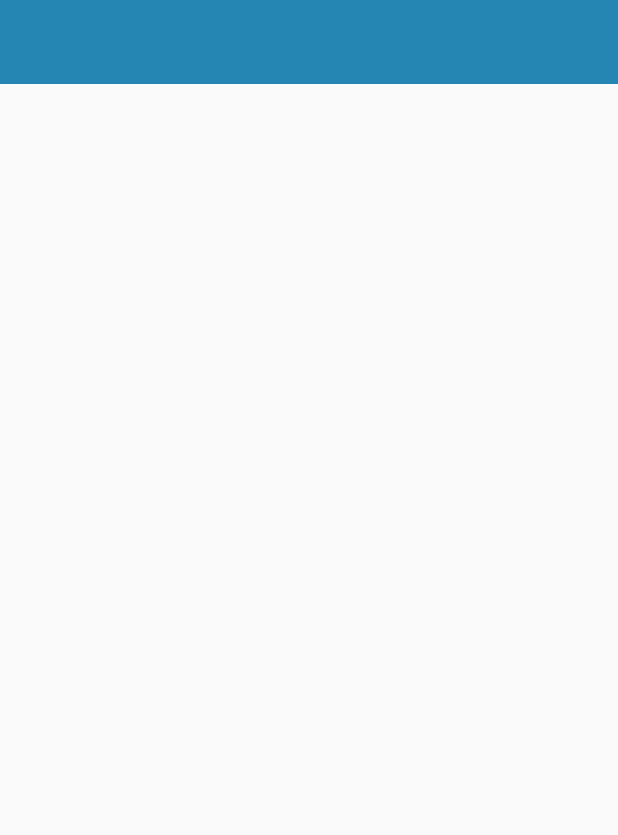
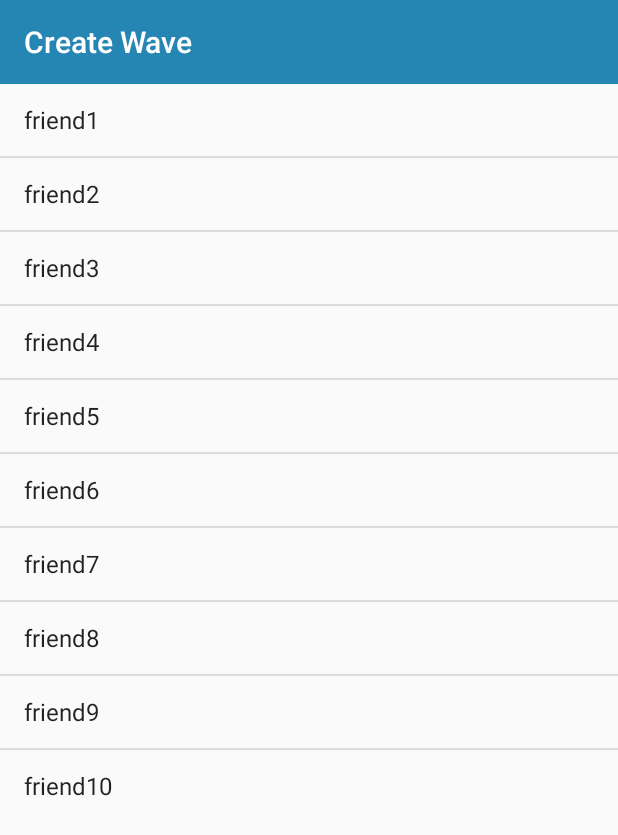
Before and after one commit to TinTin911/android-wave, an Android app: the NewWaveActivity screen opened directly, with no data from a screen before it, on a phone screen of 412 x 824 dp. Shown: the top 835 px of the screen. Run offline under Robolectric (Android 15) with nearby library versions, the phone set to English and light mode, and no system bars.

Commit message:
Updating the ListView in NewWave activity

```diff
--- a/app/src/main/java/app/android/box/waveprotocol/org/androidwave/activities/NewWaveActivity.java
+++ b/app/src/main/java/app/android/box/waveprotocol/org/androidwave/activities/NewWaveActivity.java
@@ -20,6 +20,9 @@
 package app.android.box.waveprotocol.org.androidwave.activities;
 
 import android.os.Bundle;
+import android.support.v4.app.Fragment;
+import android.support.v4.app.FragmentManager;
+import android.support.v4.app.FragmentTransaction;
 import android.support.v7.app.AppCompatActivity;
 import android.support.v7.widget.Toolbar;
 import android.view.Menu;
@@ -28,6 +31,7 @@ import app.android.box.waveprotocol.org.androidwave.R;
 
 public class NewWaveActivity extends AppCompatActivity{
     private Toolbar mToolbar;
+
     @Override
     protected void onCreate(Bundle savedInstanceState) {
         super.onCreate(savedInstanceState);
@@ -37,6 +41,22 @@ public class NewWaveActivity extends AppCompatActivity{
 
         setSupportActionBar(mToolbar);
         getSupportActionBar().setDisplayShowHomeEnabled(true);
+
+        Fragment fragment = null;
+        String title = getString(R.string.app_name);
+
+                fragment = new NewWaveFragment();
+                title = getString(R.string.new_wave_name);
+
+        if (fragment != null) {
+            FragmentManager fragmentManager = getSupportFragmentManager();
+            FragmentTransaction fragmentTransaction = fragmentManager.beginTransaction();
+            fragmentTransaction.replace(R.id.container_body_newWave, fragment);
+            fragmentTransaction.commit();
+
+            // set the toolbar title
+            getSupportActionBar().setTitle(title);
+        }
     }
 
 //
--- /dev/null
+++ b/app/src/main/java/app/android/box/waveprotocol/org/androidwave/activities/NewWaveFragment.java
@@ -0,0 +1,57 @@
+package app.android.box.waveprotocol.org.androidwave.activities;
+
+/**
+ * Created by Ravi on 29/07/15.
+ */
+import android.app.Activity;
+import android.content.Intent;
+import android.os.Bundle;
+import android.support.design.widget.FloatingActionButton;
+import android.support.v4.app.ListFragment;
+import android.view.LayoutInflater;
+import android.view.View;
+import android.view.ViewGroup;
+import android.widget.ArrayAdapter;
+
+import app.android.box.waveprotocol.org.androidwave.R;
+
+
+public class NewWaveFragment extends ListFragment {
+
+
+
+    public NewWaveFragment() {
+        // Required empty public constructor
+    }
+
+    @Override
+    public void onCreate(Bundle savedInstanceState) {
+        super.onCreate(savedInstanceState);
+
+        String[] values = new String[] { "friend1", "friend2", "friend3",
+                "friend4", "friend5", "friend6", "friend7", "friend8",
+                "friend9", "friend10" };
+        ArrayAdapter<String> adapter = new ArrayAdapter<String>(getActivity(),
+                android.R.layout.simple_list_item_1, values);
+        setListAdapter(adapter);
+
+    }
+
+    @Override
+    public View onCreateView(LayoutInflater inflater, ViewGroup container,
+                             Bundle savedInstanceState) {
+        View rootView = inflater.inflate(R.layout.fragment_new_wave, container, false);
+        // Inflate the layout for this fragment
+        return rootView;
+    }
+
+    @Override
+    public void onAttach(Activity activity) {
+        super.onAttach(activity);
+    }
+
+    @Override
+    public void onDetach() {
+        super.onDetach();
+    }
+}
--- a/app/src/main/res/layout/activity_new_wave.xml
+++ b/app/src/main/res/layout/activity_new_wave.xml
@@ -21,7 +21,7 @@
         </LinearLayout>
 
         <FrameLayout
-            android:id="@+id/container_body"
+            android:id="@+id/container_body_newWave"
             android:layout_width="fill_parent"
             android:layout_height="0dp"
             android:layout_weight="1" />
--- /dev/null
+++ b/app/src/main/res/layout/fragment_new_wave.xml
@@ -0,0 +1,15 @@
+<RelativeLayout xmlns:android="http://schemas.android.com/apk/res/android"
+    xmlns:tools="http://schemas.android.com/tools"
+    android:id="@+id/coordinatorLayout"
+    android:layout_width="match_parent"
+    android:layout_height="match_parent"
+    android:orientation="vertical"
+    tools:context="info.androidhive.materialdesign.activity.HomeFragment">
+
+    <ListView
+        android:id="@android:id/list"
+        android:layout_width="match_parent"
+        android:layout_height="wrap_content" >
+    </ListView>
+
+</RelativeLayout>
```
